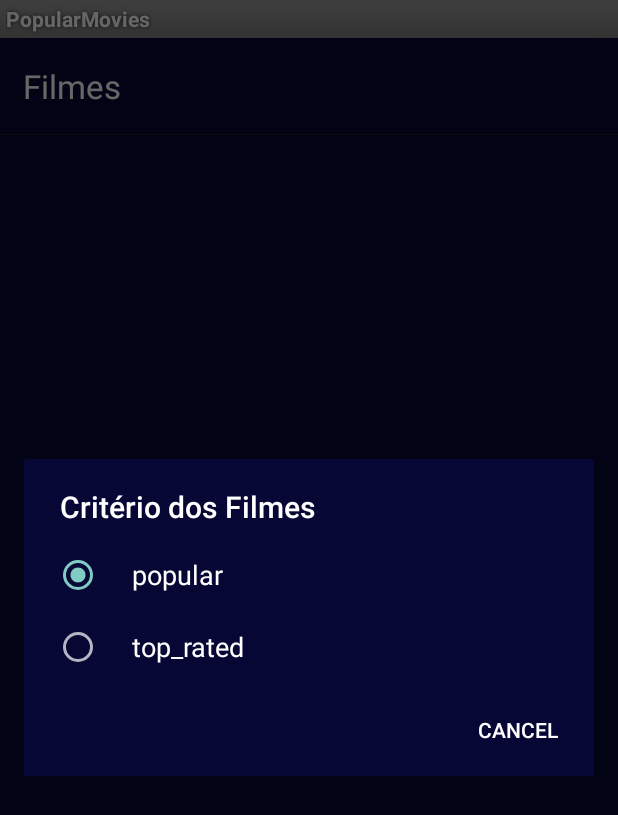
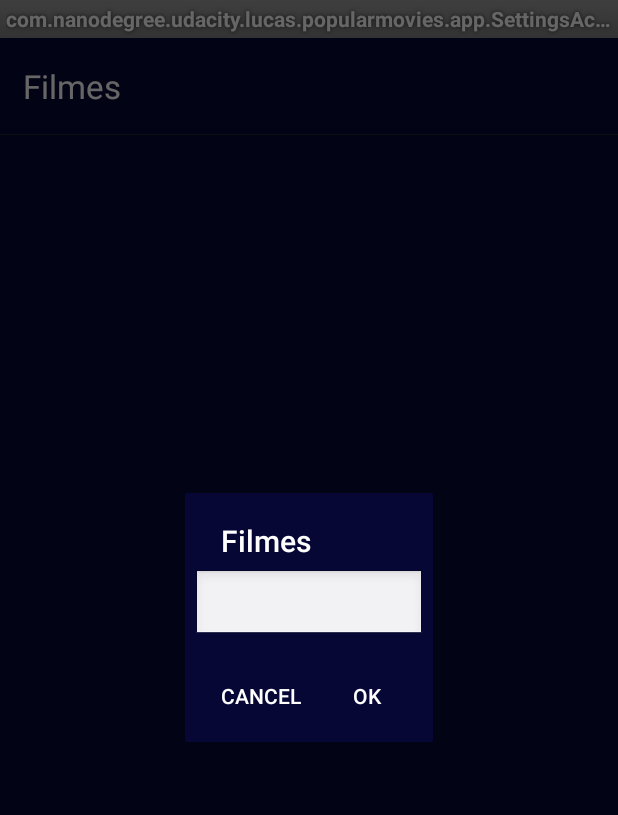
Before and after one commit to Lukasboo/PopularMovies, an Android app: the SettingsActivity screen opened directly, with no data from a screen before it, after a tap on "Filmes", on a phone screen of 412 x 824 dp. Shown: the top 815 px of the screen. Run offline under Robolectric (Android 15) with nearby library versions, the phone set to English and light mode, and no system bars; network calls fail; 1 statement that could not run was skipped.

Commit message:
Preference bug fixed

```diff
--- a/app/src/main/AndroidManifest.xml
+++ b/app/src/main/AndroidManifest.xml
@@ -8,7 +8,6 @@
     <application
         android:allowBackup="true"
         android:icon="@mipmap/ic_launcher"
-        android:label="@string/app_name"
         android:supportsRtl="true"
         android:theme="@style/AppTheme">
         <activity
--- a/app/src/main/java/com/nanodegree/udacity/lucas/popularmovies/app/SettingsActivity.java
+++ b/app/src/main/java/com/nanodegree/udacity/lucas/popularmovies/app/SettingsActivity.java
@@ -2,6 +2,9 @@ package com.nanodegree.udacity.lucas.popularmovies.app;
 
 import android.content.Intent;
 import android.os.Bundle;
+import android.preference.DialogPreference;
+import android.preference.EditTextPreference;
+import android.preference.ListPreference;
 import android.preference.Preference;
 import android.preference.PreferenceActivity;
 import android.preference.PreferenceManager;
@@ -10,7 +13,8 @@ import android.preference.PreferenceScreen;
 public class SettingsActivity extends PreferenceActivity
         implements Preference.OnPreferenceChangeListener {
 
-    //DialogPreference dialogPreference;
+    DialogPreference dialogPreference;
+    EditTextPreference editTextPreference;
     String pref;
 
     @Override
@@ -21,17 +25,19 @@ public class SettingsActivity extends PreferenceActivity
         pref = intent.getStringExtra("pref");
 
         addPreferencesFromResource(R.xml.pref_general);
-        //PreferenceManager.setDefaultValues(this, R.xml.pref_general, false);
+        PreferenceManager.setDefaultValues(this, R.xml.pref_general, false);
         //dialogPreference = (DialogPreference)getPreferenceScreen().findPreference(getString(R.string.pref_movies_key));
         //dialogPreference = (DialogPreference)getPreferenceScreen().findPreference(pref);
-
+        editTextPreference = (EditTextPreference)getPreferenceScreen().findPreference(getString(R.string.pref_movies_key));
         bindPreferenceSummaryToValue(findPreference(getString(R.string.pref_movies_key)));
         //bindPreferenceSummaryToValue(findPreference(pref));
         PreferenceScreen preferenceScreen = getPreferenceScreen();
         //int pos = findPreference("sort").getOrder();
         //preferenceScreen.onItemClick(null, null, pos, 0);
+
         //onPreferenceChange(findPreference(getString(R.string.pref_movies_key)), pref);
         onPreferenceChange(findPreference("sort"), pref);
+
         Intent intent1 = new Intent(this, MainActivity.class);
         startActivity(intent1);
         //finish();
@@ -53,15 +59,17 @@ public class SettingsActivity extends PreferenceActivity
     public boolean onPreferenceChange(Preference preference, Object newValue) {
         String stringValue = newValue.toString();
         preference.setSummary(stringValue);
-        /*if (preference instanceof ListPreference) {
+        if (preference instanceof ListPreference) {
             ListPreference listPreference = (ListPreference) preference;
             int prefIndex = listPreference.findIndexOfValue(stringValue);
             if (prefIndex >= 0) {
                 preference.setSummary(listPreference.getEntries()[prefIndex]);
+                //preference.setSummary(stringValue);
             }
         } else {
             preference.setSummary(stringValue);
-        }*/
+            editTextPreference.setText(pref);
+        }
         return true;
     }
 
--- a/app/src/main/res/menu/drawer_view.xml
+++ b/app/src/main/res/menu/drawer_view.xml
@@ -3,7 +3,6 @@
     <group android:checkableBehavior="single">
         <item
             android:id="@+id/nav_first_fragment"
-            android:checked="true"
             android:title="Populares" />
         <item
             android:id="@+id/nav_second_fragment"
--- a/app/src/main/res/menu/menu_main.xml
+++ b/app/src/main/res/menu/menu_main.xml
@@ -4,9 +4,9 @@
     <item
         android:id="@+id/action_settings"
         android:title="@string/action_settings"
-        app:showAsAction="always" />
+        app:showAsAction="never" />
 
-
+    <!--android:title="@string/action_settings"-->
 
     <!--<item
         android:id="@+id/action_pref_popular"
--- a/app/src/main/res/xml/pref_general.xml
+++ b/app/src/main/res/xml/pref_general.xml
@@ -4,7 +4,13 @@
     android:layout_width="match_parent"
     android:layout_height="match_parent">
 
-    <ListPreference
+    <EditTextPreference
+        android:defaultValue="popular"
+        android:key="@string/pref_movies_key"
+        android:title="Filmes"
+        app:showAsAction="always" />
+
+    <!--<ListPreference
         android:defaultValue="popular"
         android:dialogTitle="Critério dos Filmes"
         android:entries="@array/entry_values_movies"
@@ -12,6 +18,6 @@
         android:key="@string/pref_movies_key"
         android:summary="@string/pref_movies_default_value"
         android:title="Filmes"
-        app:showAsAction="always" />
+        app:showAsAction="always" />-->
 
 </PreferenceScreen>
```
Also changed, not shown: app/src/main/java/com/nanodegree/udacity/lucas/popularmovies/app/MainFragment.java (+20 -3 lines).
